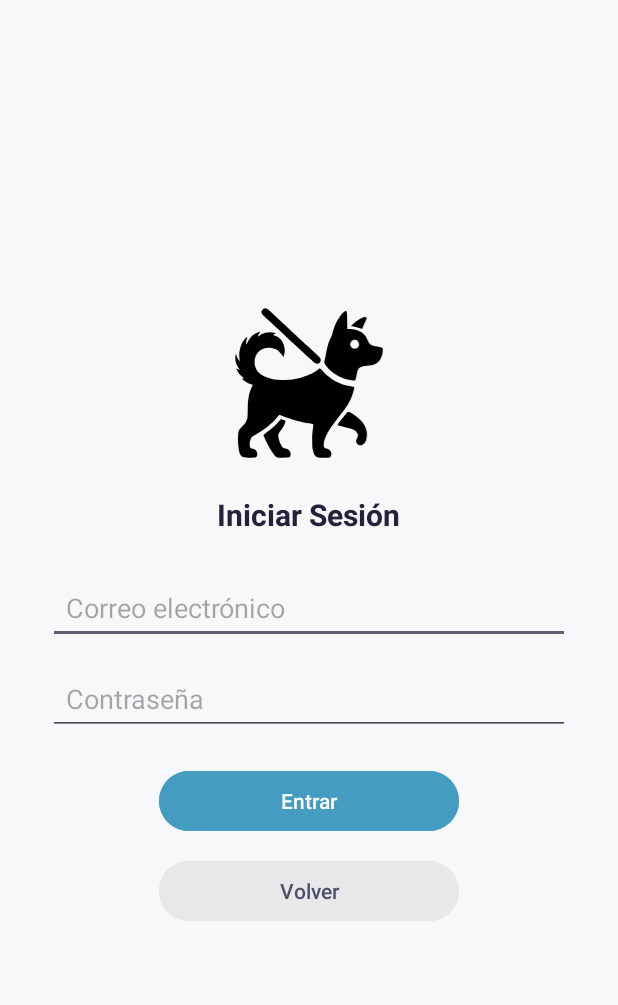
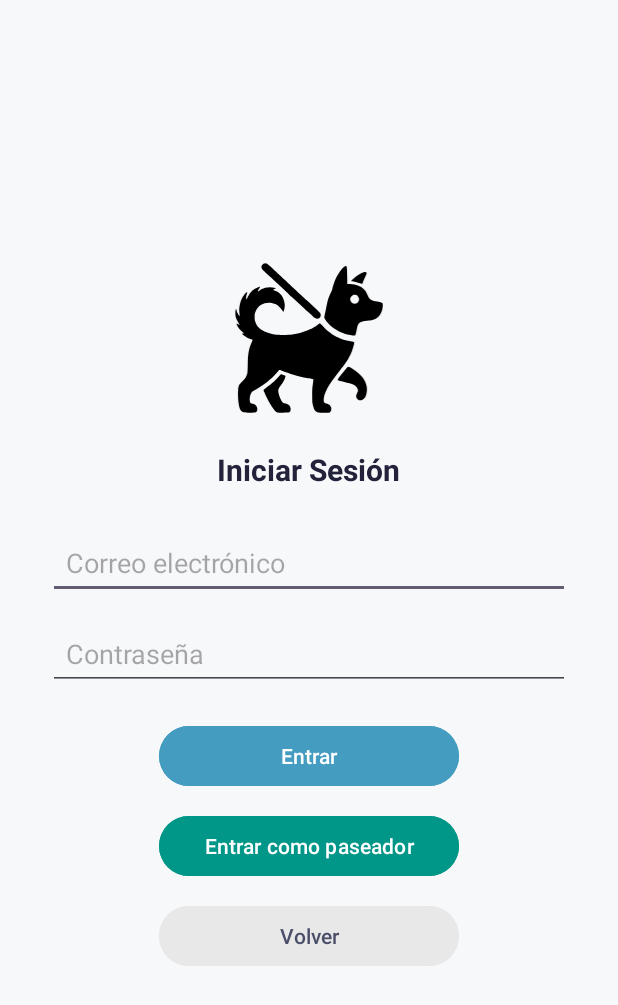
Before and after one commit to javigk01/Walkapaw, an Android app: the LoginActivity screen opened directly, with no data from a screen before it, on a phone screen of 412 x 824 dp. Shown: the top 1005 px of the screen. Run offline under Robolectric (Android 15) with nearby library versions, the phone set to English and light mode, and no system bars.

Commit message:
feat: Agregado flujo inicial para paseadores!

```diff
--- a/app/src/main/java/com/example/walkapaw/logic/LoginActivity.kt
+++ b/app/src/main/java/com/example/walkapaw/logic/LoginActivity.kt
@@ -19,6 +19,11 @@ class LoginActivity : AppCompatActivity() {
             finish()
         }
 
+        binding.btnLoginPaseador.setOnClickListener {
+            startActivity(Intent(this, PaseadorHomeActivity::class.java))
+            finish()
+        }
+
         binding.btnVolver.setOnClickListener {
             finish()
         }
--- a/app/src/main/res/layout/activity_login.xml
+++ b/app/src/main/res/layout/activity_login.xml
@@ -53,6 +53,15 @@
         android:layout_marginBottom="12dp"/>
 
     <Button
+        android:id="@+id/btnLoginPaseador"
+        android:layout_width="200dp"
+        android:layout_height="wrap_content"
+        android:text="Entrar como paseador"
+        android:textColor="#FFFFFF"
+        android:backgroundTint="@color/color_secundario"
+        android:layout_marginBottom="12dp"/>
+
+    <Button
         android:id="@+id/btnVolver"
         android:layout_width="200dp"
         android:layout_height="wrap_content"
```
Also changed, not shown: app/src/main/AndroidManifest.xml (+7 -9 lines), app/src/main/java/com/example/walkapaw/logic/PaseadorHomeActivity.kt (added, +16 -0 lines), app/src/main/res/layout/activity_home_paseador.xml (added, +59 -0 lines).
